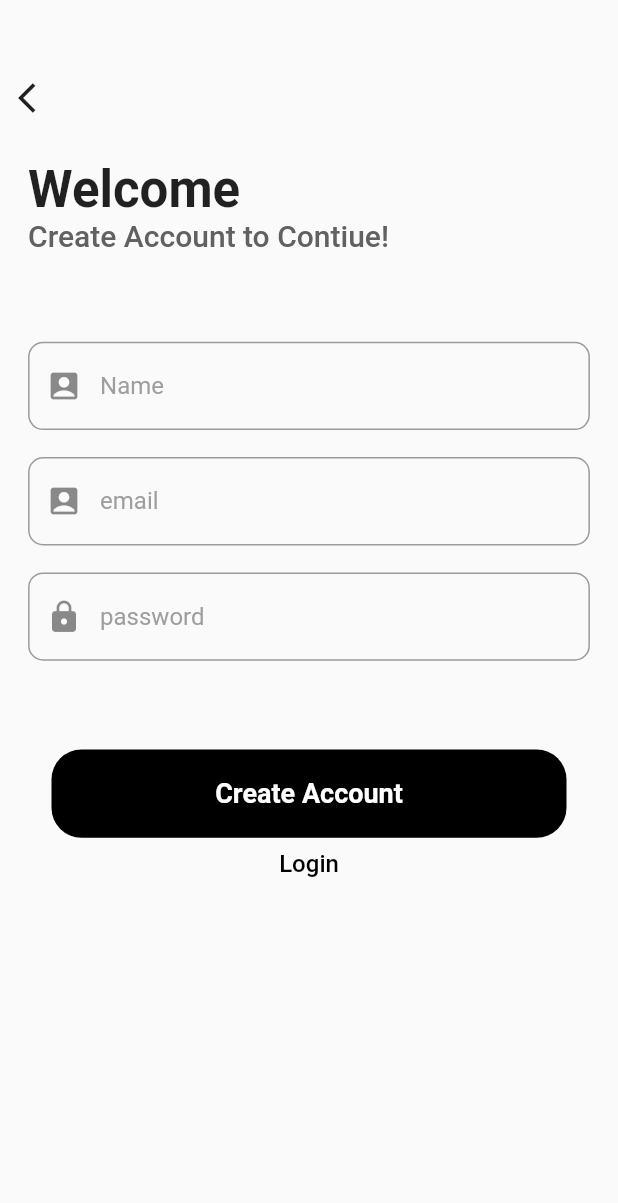
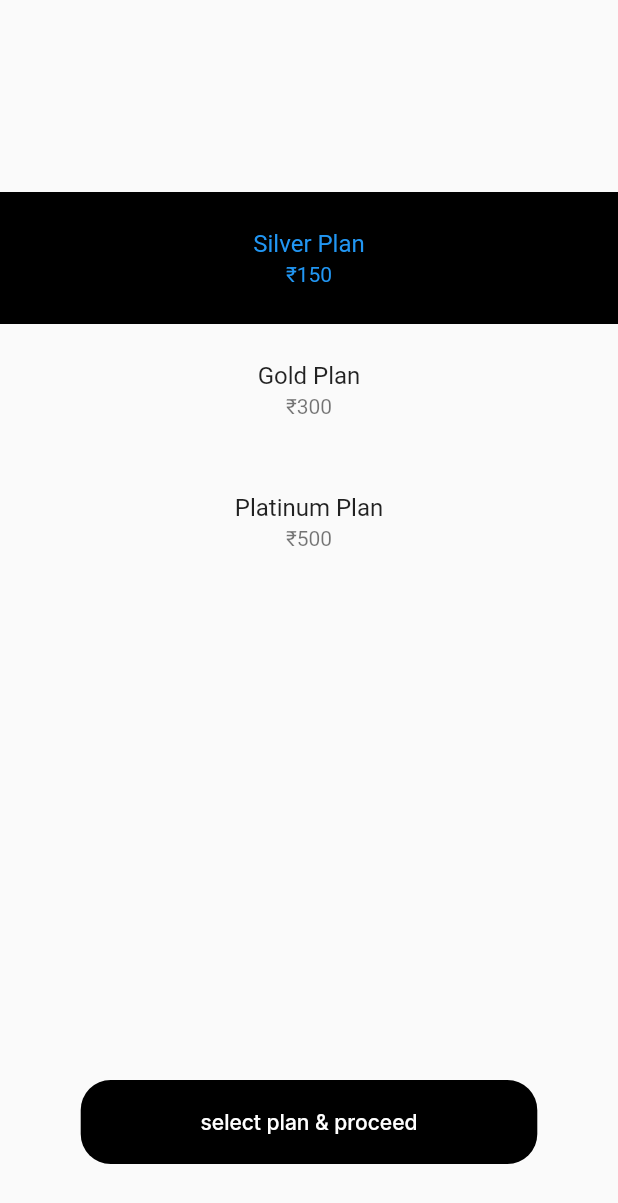
Before and after one commit to betaoverflow/eklavya, a Flutter app: the CreateAccount screen opened directly, after a tap on "Create Account", on a phone screen of 412 x 824 dp. Shown: the top 1203 px of the screen. Run offline on Flutter 3.47's test engine with Material 2 defaults, Android fonts, the phone set to English and light mode, and no system bars; our stand-ins replace bubble_bottom_bar, cloud_firestore, firebase_auth, firebase_core, firebase_storage, flutter_svg and 3 more; missing offline and left inert: razorpay_flutter; accounts and stored records are empty; network calls fail.

Commit message:
Feat: Pricing component
Signed-off-by: Aabhas <aabhassao0@gmail.com>

```diff
--- a/lib/main.dart
+++ b/lib/main.dart
@@ -1,8 +1,6 @@
 import 'package:eklavya/screens/onboardingScreen.dart';
 import 'package:firebase_core/firebase_core.dart';
 import 'package:flutter/material.dart';
-
-// void main() => runApp(MyApp());
 
 Future main() async {
   WidgetsFlutterBinding.ensureInitialized();
--- a/lib/screens/auth/createAccount.dart
+++ b/lib/screens/auth/createAccount.dart
@@ -1,6 +1,11 @@
 import 'package:eklavya/screens/auth/Methods.dart';
 import 'package:eklavya/screens/chatRoom.dart';
 import 'package:flutter/material.dart';
+// ignore: import_of_legacy_library_into_null_safe
+import 'package:razorpay_flutter/razorpay_flutter.dart';
+
+import '../pricing.dart';
+
 
 class CreateAccount extends StatefulWidget {
   @override
@@ -12,6 +17,57 @@ class _CreateAccountState extends State<CreateAccount> {
   final TextEditingController _email = TextEditingController();
   final TextEditingController _password = TextEditingController();
   bool isLoading = false;
+
+  late Razorpay _razorpay;
+
+  @override
+  void initState() {
+    super.initState();
+    initializeRazorPay();
+  }
+
+  void initializeRazorPay() {
+    _razorpay = Razorpay();
+    _razorpay.on(Razorpay.EVENT_PAYMENT_SUCCESS, _handlePaymentSuccess);
+    _razorpay.on(Razorpay.EVENT_PAYMENT_ERROR, _handlePaymentError);
+    _razorpay.on(Razorpay.EVENT_EXTERNAL_WALLET, _handleExternalWallet);
+  }
+
+  void launchRazorPay() {
+    int amountToPay = 150;
+
+    var options = {
+      'key': 'rzp_test_ebW9jXPs7U6lyc',
+      'amount': "$amountToPay",
+      'currency': "INR",
+      'name': "Aabhas",
+      'description': "Eklavya Premium",
+      'prefill': {'contact': "9024335853", 'email': "aabhassao0@gmail.com"}
+    };
+
+    try {
+      _razorpay.open(options);
+    } catch (e) {
+      print("Error: $e");
+    }
+  }
+
+  void _handlePaymentSuccess(PaymentSuccessResponse response) {
+    print("Payment Successful");
+
+    print(
+        "${response.orderId} \n${response.paymentId} \n${response.signature}");
+  }
+
+  void _handlePaymentError(PaymentFailureResponse response) {
+    print("Payment Failed");
+
+    print("${response.code}\n${response.message}");
+  }
+
+  void _handleExternalWallet(ExternalWalletResponse response) {
+    print("Payment Failed");
+  }
 
   @override
   Widget build(BuildContext context) {
@@ -54,7 +110,7 @@ class _CreateAccountState extends State<CreateAccount> {
                   Container(
                     width: size.width / 1.1,
                     child: Text(
-                      "Create Account to Contiue!",
+                      "Create Account to Continue!",
                       style: TextStyle(
                         color: Colors.grey[700],
                         fontSize: 20,
@@ -113,6 +169,11 @@ class _CreateAccountState extends State<CreateAccount> {
   Widget customButton(Size size) {
     return GestureDetector(
       onTap: () {
+        Navigator.push(
+          context,
+          MaterialPageRoute(builder: (context) => Pricing()),
+        );
+
         if (_name.text.isNotEmpty &&
             _email.text.isNotEmpty &&
             _password.text.isNotEmpty) {
@@ -120,21 +181,28 @@ class _CreateAccountState extends State<CreateAccount> {
             isLoading = true;
           });
 
-          createAccount(_name.text, _email.text, _password.text).then((user) {
-            if (user != null) {
-              setState(() {
-                isLoading = false;
-              });
-              Navigator.push(
-                  context, MaterialPageRoute(builder: (_) => ChatRoomScreen()));
-              print("Account Created Sucessfull");
-            } else {
-              print("Login Failed");
-              setState(() {
-                isLoading = false;
-              });
-            }
-          });
+
+
+          // createAccount(_name.text, _email.text, _password.text).then((user) {
+          //   if (user != null) {
+          //     setState(() {
+          //       isLoading = false;
+          //     });
+          //     // Navigator.push(
+          //     //   context,
+          //     //   MaterialPageRoute(builder: (context) => Pricing()),
+          //     // );
+          //     // launchRazorPay();
+          //     // Navigator.push(
+          //     //     context, MaterialPageRoute(builder: (_) => ChatRoomScreen()));
+          //     // print("Account Created Successful");
+          //   } else {
+          //     print("Login Failed");
+          //     setState(() {
+          //       isLoading = false;
+          //     });
+          //   }
+          // });
         } else {
           print("Please enter Fields");
         }
@@ -176,4 +244,10 @@ class _CreateAccountState extends State<CreateAccount> {
       ),
     );
   }
+
+  @override
+  void dispose() {
+    _razorpay.clear();
+    super.dispose();
+  }
 }
--- /dev/null
+++ b/lib/screens/pricing.dart
@@ -0,0 +1,96 @@
+import 'package:eklavya/screens/auth/loginScreen.dart';
+import 'package:flutter/material.dart';
+import 'package:google_fonts/google_fonts.dart';
+
+class Pricing extends StatefulWidget {
+  const Pricing({Key? key}) : super(key: key);
+
+  @override
+  _PricingState createState() => _PricingState();
+}
+
+class _PricingState extends State<Pricing> {
+
+  int _selectedIndex = 0;
+
+  final items = [
+    {
+      "title": "Silver",
+      "price": "150"
+    },
+    {
+      "title": "Gold",
+      "price": "300"
+    },
+    {
+      "title": "Platinum",
+      "price": "500"
+    },
+  ];
+
+
+  Widget _button(context) {
+    double width = MediaQuery.of(context).size.width;
+
+    return TextButton(
+      style: TextButton.styleFrom(
+          backgroundColor: Colors.black,
+          shape:
+              RoundedRectangleBorder(borderRadius: BorderRadius.circular(20))),
+      onPressed: () {
+        Navigator.push(
+          context,
+          MaterialPageRoute(builder: (context) => LoginScreen()),
+        );
+      },
+      child: Container(
+        height: 40,
+        width: width * 0.7,
+        alignment: Alignment.center,
+        child: Text("select plan & proceed",
+            style: GoogleFonts.inter(
+              color: Colors.white,
+              fontWeight: FontWeight.w500,
+            )),
+      ),
+    );
+  }
+
+  @override
+  Widget build(BuildContext context) {
+    return Scaffold(
+        body: SafeArea(
+      child: Column(
+        children: [
+          SizedBox(height: 128),
+          Expanded(
+            child: ListView.builder(
+                itemCount: items.length,
+                itemBuilder: (context, index) {
+                  final item = items[index];
+                  final title = item["title"];
+                  final price = item["price"];
+
+                  return ListTile(
+                    title: Center(child: Text('$title Plan')),
+                    subtitle: Center(child: Text('₹$price')),
+                    selected: index == _selectedIndex,
+                    selectedTileColor: Colors.black,
+                    contentPadding: EdgeInsets.all(8),
+                    onTap: () {
+                      setState(() {
+                        _selectedIndex = index;
+                      });
+                    },
+                  );
+                }
+            ),
+          ),
+          SizedBox(height: 48),
+          _button(context),
+          SizedBox(height: 48),
+        ],
+      ),
+    ));
+  }
+}
--- a/pubspec.yaml
+++ b/pubspec.yaml
@@ -37,6 +37,7 @@ dependencies:
   uuid: ^3.0.4
   timeline_tile: ^0.1.0
   flutter_svg: ^0.20.0-nullsafety.3
+  razorpay_flutter: 1.1.0
 
 dev_dependencies:
   flutter_test:
```
Also changed, not shown: pubspec.lock.
